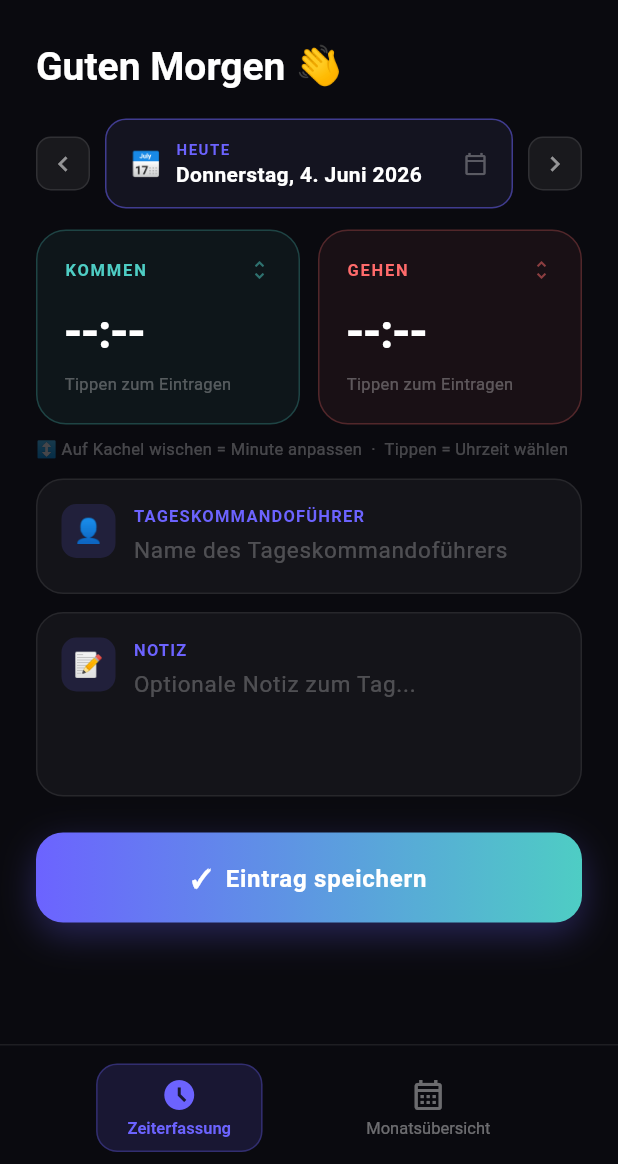
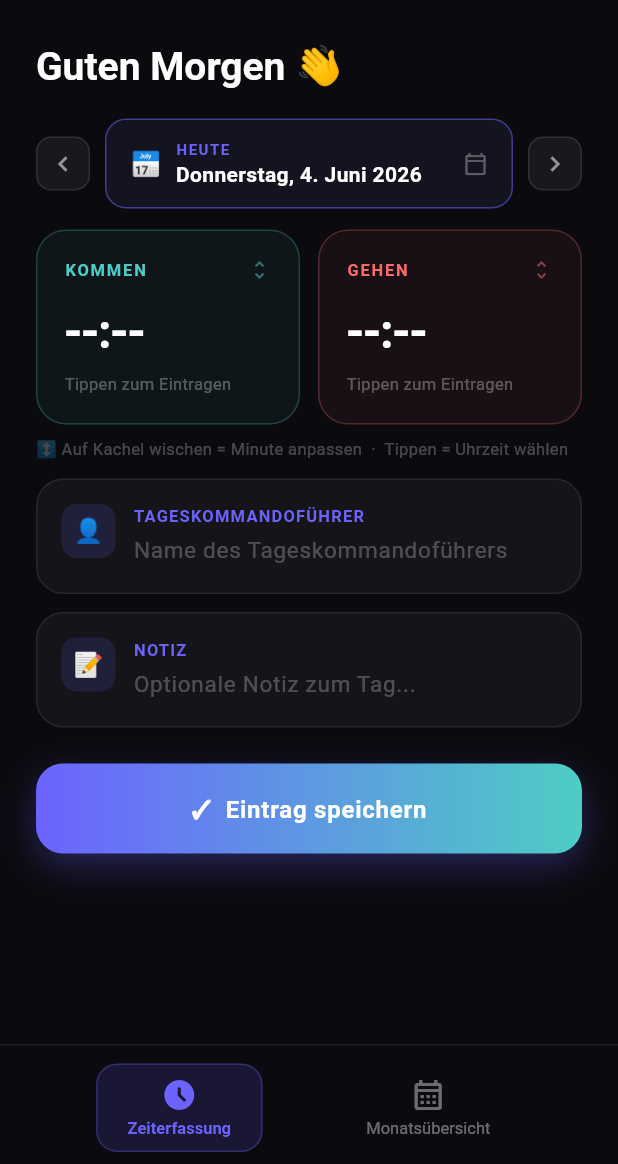
Before and after one commit to MarclKing/operationtimer, a Flutter app: the screen it shows after launch, on a phone screen of 412 x 824 dp, the part 72-1236 px from its top. Run offline on Flutter 3.47's test engine with Material 3 defaults, Android fonts, the phone set to English and light mode, and no system bars; our stand-ins replace flutter_slidable, hive_flutter, pdf, printing; accounts and stored records are empty.

Commit message:
04.06 0337

```diff
--- a/lib/screens/home_screen.dart
+++ b/lib/screens/home_screen.dart
@@ -192,6 +192,11 @@ class _HomeScreenState extends State<HomeScreen> with TickerProviderStateMixin {
   Widget build(BuildContext context) {
     final isToday = DateFormat('yyyy-MM-dd').format(DateTime.now()) == _dateKey;
 
+    // Automatische Höhenanpassung für kleine Bildschirme
+    final screenHeight = MediaQuery.of(context).size.height;
+    final isSmallScreen = screenHeight < 700;
+    final verticalSpacing = isSmallScreen ? 8.0 : 12.0;
+
     return GestureDetector(
       onHorizontalDragEnd: (details) {
         if (details.primaryVelocity == null) return;
@@ -204,8 +209,16 @@ class _HomeScreenState extends State<HomeScreen> with TickerProviderStateMixin {
       child: Scaffold(
         backgroundColor: const Color(0xFF0A0A0F),
         body: SafeArea(
-          child: SingleChildScrollView(
-            physics: const NeverScrollableScrollPhysics(),
+          child: LayoutBuilder(
+            builder: (context, constraints) {
+              // Prüfe ob Inhalt größer als Bildschirm ist
+              final contentHeight = constraints.maxHeight;
+              final needsScrolling = contentHeight > screenHeight;
+
+              return SingleChildScrollView(
+                physics: needsScrolling
+                    ? const ClampingScrollPhysics()
+                    : const NeverScrollableScrollPhysics(),
                 child: Column(
                   crossAxisAlignment: CrossAxisAlignment.start,
                   children: [
@@ -235,7 +248,7 @@ class _HomeScreenState extends State<HomeScreen> with TickerProviderStateMixin {
                         ),
                       ),
                     ),
-                const SizedBox(height: 20),
+                    SizedBox(height: isSmallScreen ? 16 : 20),
 
                     // Datum Navigation
                     Padding(
@@ -323,7 +336,7 @@ class _HomeScreenState extends State<HomeScreen> with TickerProviderStateMixin {
                         ],
                       ),
                     ),
-                const SizedBox(height: 14),
+                    SizedBox(height: isSmallScreen ? 10 : 14),
 
                     // Kommen & Gehen
                     Padding(
@@ -354,7 +367,7 @@ class _HomeScreenState extends State<HomeScreen> with TickerProviderStateMixin {
                         ],
                       ),
                     ),
-                const SizedBox(height: 8),
+                    SizedBox(height: isSmallScreen ? 4 : 8),
                     Padding(
                       padding: const EdgeInsets.symmetric(horizontal: 24),
                       child: Text(
@@ -362,7 +375,7 @@ class _HomeScreenState extends State<HomeScreen> with TickerProviderStateMixin {
                         style: TextStyle(fontSize: 11, color: Colors.white.withValues(alpha: 0.25)),
                       ),
                     ),
-                const SizedBox(height: 12),
+                    SizedBox(height: isSmallScreen ? 8 : 12),
 
                     // TKF
                     Padding(
@@ -374,9 +387,9 @@ class _HomeScreenState extends State<HomeScreen> with TickerProviderStateMixin {
                         hint: 'Name des Tageskommandoführers',
                       ),
                     ),
-                const SizedBox(height: 12),
+                    SizedBox(height: isSmallScreen ? 8 : 12),
 
-                // Notiz
+                    // Notiz - Jetzt genauso groß wie TKF (nur 1 Zeile)
                     Padding(
                       padding: const EdgeInsets.symmetric(horizontal: 24),
                       child: _GlassInputCard(
@@ -384,10 +397,10 @@ class _HomeScreenState extends State<HomeScreen> with TickerProviderStateMixin {
                         emoji: '📝',
                         controller: _notizController,
                         hint: 'Optionale Notiz zum Tag...',
-                    maxLines: 3,
+                        maxLines: 1,  // 🔥 Geändert von 3 auf 1 (gleiche Größe wie TKF)
                       ),
                     ),
-                const SizedBox(height: 24),
+                    SizedBox(height: isSmallScreen ? 16 : 24),
 
                     // Speichern Button
                     Padding(
@@ -432,6 +445,8 @@ class _HomeScreenState extends State<HomeScreen> with TickerProviderStateMixin {
                     const SizedBox(height: 100),
                   ],
                 ),
+              );
+            },
           ),
         ),
       ),
```
Lines whose indentation alone changed are shown as unchanged.
